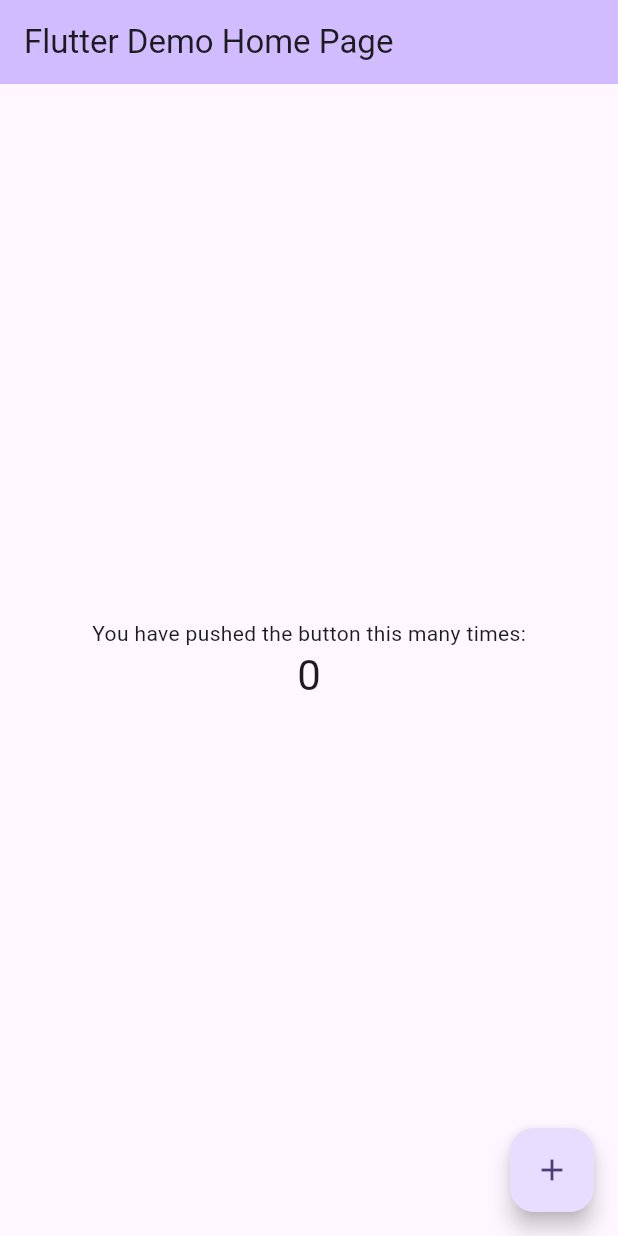
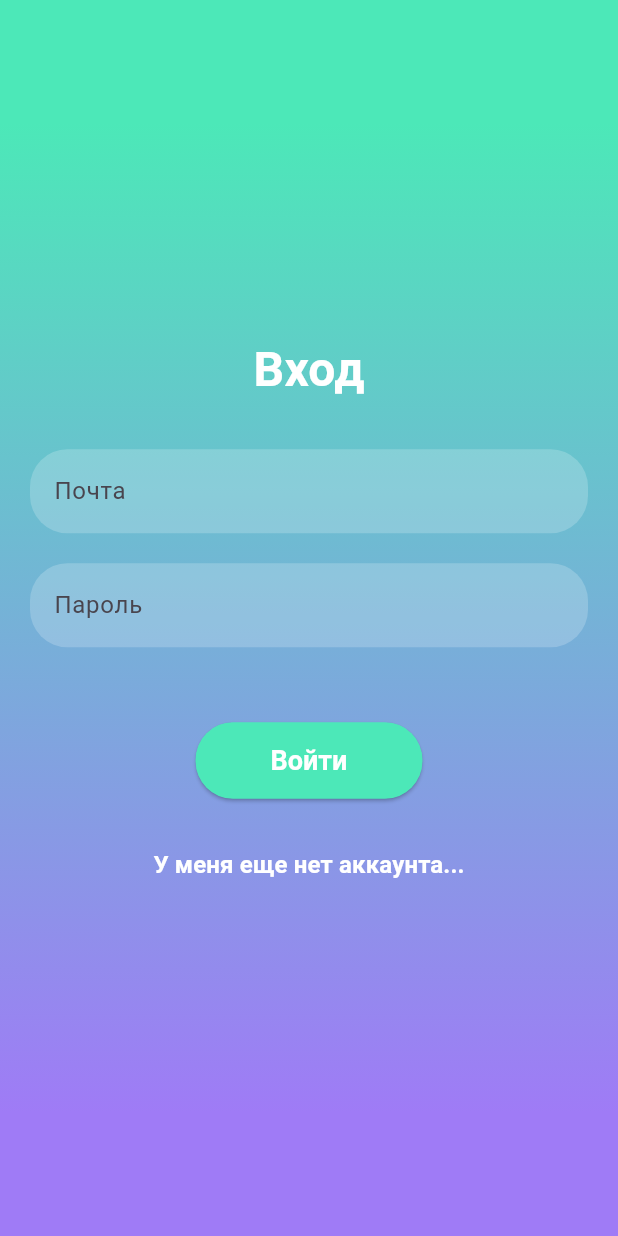
Before and after one commit to Cimwal1907/zc_dodiddone, a Flutter app: the screen it shows after launch, on a phone screen of 412 x 824 dp. Run offline on Flutter 3.47's test engine with Material 3 defaults, Android fonts, the phone set to English and light mode, and no system bars.

Commit message:
login pages

```diff
--- a/lib/app/app.dart
+++ b/lib/app/app.dart
@@ -1,5 +1,5 @@
 import 'package:flutter/material.dart';
-import '../pages/my_home_pages.dart';
+import '../pages/login_pages.dart';
 import '../theme/theme.dart';
 class MyApp extends StatelessWidget {
   const MyApp({super.key});
@@ -9,7 +9,7 @@ class MyApp extends StatelessWidget {
     return MaterialApp(
       title: 'Flutter Demo',
       theme: DoDidDoneTheme.lightTheme,
-      home: const MyHomePage(title: 'Flutter Demo Home Page'),
+      home: const LoginPage(),
     );
   }
 }
--- /dev/null
+++ b/lib/pages/login_pages.dart
@@ -0,0 +1,133 @@
+import 'package:flutter/material.dart';
+import '../theme/theme.dart';
+class LoginPage extends StatefulWidget {
+  const LoginPage({Key? key}) : super(key: key);
+  @override
+  State<LoginPage> createState() => _LoginPageState();
+}
+class _LoginPageState extends State<LoginPage> {
+  bool isLogin = true; // Track if the user is on login or registration page
+  @override
+  Widget build(BuildContext context) {
+    return Scaffold(
+      body: Container(
+        decoration: BoxDecoration(
+          gradient: LinearGradient(
+            begin: Alignment.topCenter,
+            end: Alignment.bottomCenter,
+            colors: isLogin
+                ? [
+                    DoDidDoneTheme.lightTheme.colorScheme.secondary,
+                    DoDidDoneTheme.lightTheme.colorScheme.primary
+                  ]
+                : [
+                    DoDidDoneTheme.lightTheme.colorScheme.primary,
+                    DoDidDoneTheme.lightTheme.colorScheme.secondary
+                  ],
+            stops: const [0.1, 0.9], // Primary color takes 90% of the gradient
+          ),
+        ),
+        child: Padding(
+          padding: const EdgeInsets.all(20.0),
+          child: Column(
+            mainAxisAlignment: MainAxisAlignment.center,
+            children: [
+              // Title
+              Text(
+                isLogin ? 'Вход' : 'Регистрация',
+                style: const TextStyle(
+                  fontSize: 32,
+                  fontWeight: FontWeight.bold,
+                  color: Colors.white,
+                ),
+              ),
+              const SizedBox(height: 30),
+              // Login/Email Field
+              TextField(
+                decoration: InputDecoration(
+                  hintText: isLogin ? 'Почта' : 'Почта',
+                  filled: true,
+                  fillColor: Colors.white.withOpacity(0.2),
+                  border: OutlineInputBorder(
+                    borderRadius: BorderRadius.circular(25),
+                    borderSide: BorderSide.none,
+                  ),
+                ),
+              ),
+              const SizedBox(height: 20),
+              // Password Field
+              TextField(
+                obscureText: true,
+                decoration: InputDecoration(
+                  hintText: 'Пароль',
+                  filled: true,
+                  fillColor: Colors.white.withOpacity(0.2),
+                  border: OutlineInputBorder(
+                    borderRadius: BorderRadius.circular(25),
+                    borderSide: BorderSide.none,
+                  ),
+                ),
+              ),
+              const SizedBox(height: 20),
+              // Repeat Password Field (only for registration)
+              if (!isLogin)
+                TextField(
+                  obscureText: true,
+                  decoration: InputDecoration(
+                    hintText: 'Повторите пароль',
+                    filled: true,
+                    fillColor: Colors.white.withOpacity(0.2),
+                    border: OutlineInputBorder(
+                      borderRadius: BorderRadius.circular(25),
+                      borderSide: BorderSide.none,
+                    ),
+                  ),
+                ),
+              const SizedBox(height: 30),
+              // Login Button
+              ElevatedButton(
+                onPressed: () {
+                  // Handle login/registration logic here
+                },
+                style: ElevatedButton.styleFrom(
+                  backgroundColor: isLogin
+                      ? DoDidDoneTheme.lightTheme.colorScheme.secondary
+                      : DoDidDoneTheme.lightTheme.colorScheme.primary,
+                  padding:
+                      const EdgeInsets.symmetric(horizontal: 50, vertical: 15),
+                  textStyle: const TextStyle(
+                    fontSize: 18,
+                    fontWeight: FontWeight.bold,
+                  ),
+                  shape: RoundedRectangleBorder(
+                    borderRadius: BorderRadius.circular(25),
+                  ),
+                ),
+                child: Text(isLogin ? 'Войти' : 'Зарегистрироваться'),
+              ),
+              const SizedBox(height: 20),
+              // Switch to Login/Registration
+              TextButton(
+                onPressed: () {
+                  setState(() {
+                    isLogin = !isLogin;
+                  });
+                },
+                child: Text(
+                  isLogin
+                      ? 'У меня еще нет аккаунта...'
+                      : 'Уже есть аккаунт...',
+                  style: const TextStyle(
+                    color: Colors.white,
+                    fontSize: 16,
+                    fontWeight: FontWeight.bold,
+                  ),
+                ),
+              ),
+            ],
+          ),
+        ),
+      ),
+    );
+  }
+}
--- a/lib/pages/my_home_pages.dart
+++ /dev/null
@@ -1,46 +0,0 @@
-import 'package:flutter/material.dart';
-
-class MyHomePage extends StatefulWidget {
-  const MyHomePage({super.key, required this.title});
-  final String title;
-  @override
-  State<MyHomePage> createState() => _MyHomePageState();
-}
-
-class _MyHomePageState extends State<MyHomePage> {
-  int _counter = 0;
-  void _incrementCounter() {
-    setState(() {
-      _counter++;
-    });
-  }
-
-  @override
-  Widget build(BuildContext context) {
-    return Scaffold(
-      appBar: AppBar(
-        backgroundColor: Theme.of(context).colorScheme.inversePrimary,
-        title: Text(widget.title),
-      ),
-      body: Center(
-        child: Column(
-          mainAxisAlignment: MainAxisAlignment.center,
-          children: <Widget>[
-            const Text(
-              'You have pushed the button this many times:',
-            ),
-            Text(
-              '$_counter',
-              style: Theme.of(context).textTheme.headlineMedium,
-            ),
-          ],
-        ),
-      ),
-      floatingActionButton: FloatingActionButton(
-        onPressed: _incrementCounter,
-        tooltip: 'Increment',
-        child: const Icon(Icons.add),
-      ), // This trailing comma makes auto-formatting nicer for build methods.
-    );
-  }
-}
--- a/lib/theme/theme.dart
+++ b/lib/theme/theme.dart
@@ -1,4 +1,5 @@
 import 'package:flutter/material.dart';
+
 class DoDidDoneTheme {
   static ThemeData lightTheme = ThemeData(
     colorScheme: ColorScheme.fromSeed(
@@ -8,5 +9,14 @@ class DoDidDoneTheme {
       secondary: const Color(0xFF4CE8B8), // Secondary color
     ),
     useMaterial3: true,
+    // Add this to style the text buttons
+    elevatedButtonTheme: ElevatedButtonThemeData(
+      style: ButtonStyle(
+        foregroundColor: MaterialStateProperty.all<Color>(Colors.white),
+        textStyle: MaterialStateProperty.all<TextStyle>(
+          const TextStyle(color: Colors.white),
+        ),
+      ),
+    ),
   );
 }
```
